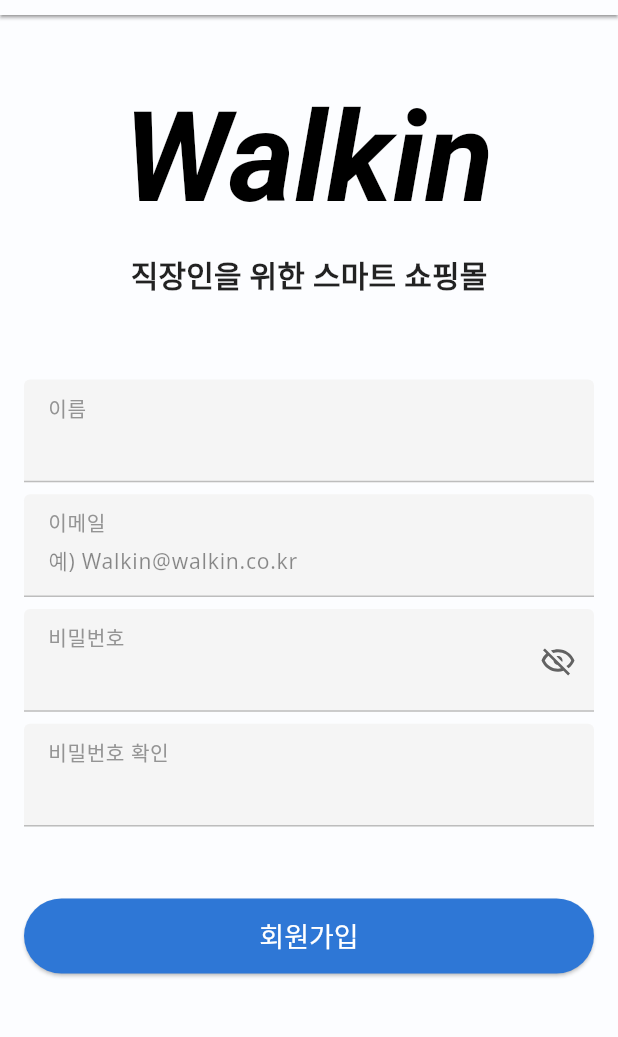
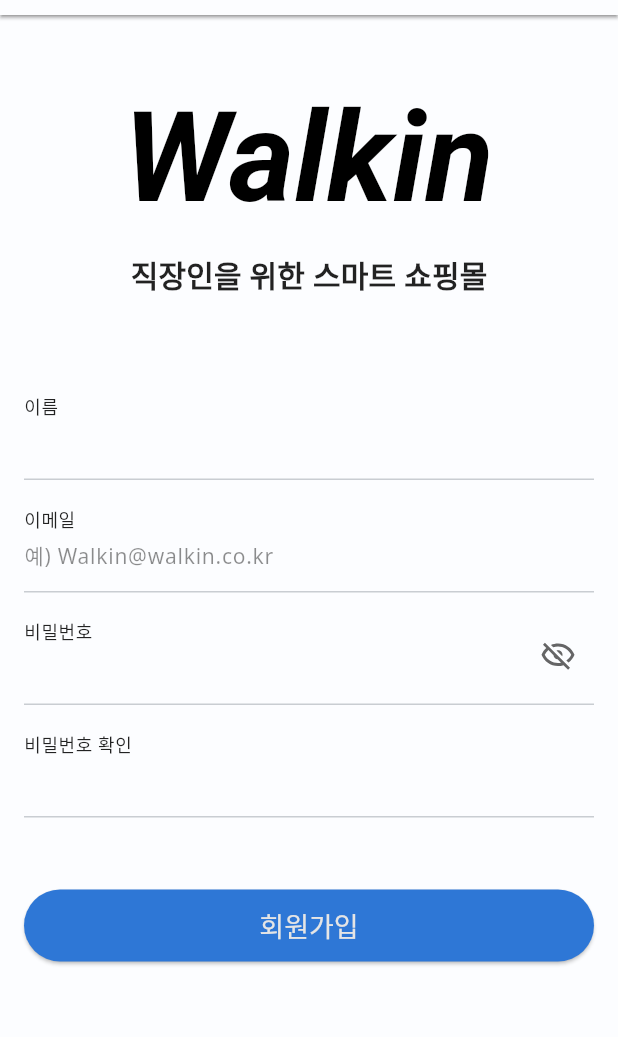
Before and after one commit to LIKELION-Android-Bootcamp-4th/AOS-04-officeShoppingMall, a Flutter app: the SignupScreen screen opened by its route, on a phone screen of 412 x 824 dp, the part 69-1106 px from its top. Run offline on Flutter 3.47's test engine with Material 3 defaults, Android fonts, the phone set to English and light mode, and no system bars; our stand-ins replace dio, flutter_bloc, flutter_svg, fluttertoast, google_fonts, pretty_dio_logger and 2 more; accounts and stored records are empty.

Commit message:
refactor: 회원가입폼 코드 최적화 및 공통 스타일 지정

```diff
--- a/lib/feature/auth/ui/signup_form.dart
+++ b/lib/feature/auth/ui/signup_form.dart
@@ -3,6 +3,7 @@ import 'package:flutter_svg/flutter_svg.dart';
 import 'package:fluttertoast/fluttertoast.dart';
 import 'package:office_shopping_mall/core/data/services/auth_service.dart';
 import 'package:office_shopping_mall/core/theme/app_colors.dart';
+import 'package:office_shopping_mall/core/theme/theme.dart';
 
 class SignUpForm extends StatefulWidget {
   SignUpForm({super.key});
@@ -102,23 +103,7 @@ class SignUpFormState extends State<SignUpForm> {
               controller: _nameController,
               keyboardType: TextInputType.text,
               textInputAction: TextInputAction.next,
-              decoration: InputDecoration(
-                contentPadding: EdgeInsets.symmetric(
-                  vertical: 12,
-                  horizontal: 12,
-                ),
-                enabledBorder: UnderlineInputBorder(
-                  borderSide: BorderSide(color: Colors.grey.shade400, width: 1),
-                ),
-                focusedBorder: UnderlineInputBorder(
-                  borderSide: BorderSide(
-                    color: Colors.grey.shade200,
-                    width: 1.5,
-                  ),
-                ),
-                floatingLabelBehavior: FloatingLabelBehavior.always,
-                labelText: "이름",
-              ),
+              decoration: buildInputDecoration(label: "이름"),
               validator: (value) {
                 if (_nameController.text.isEmpty) {
                   return "이름을 입력해주세요.";
@@ -133,23 +118,9 @@ class SignUpFormState extends State<SignUpForm> {
               controller: _emailController,
               keyboardType: TextInputType.emailAddress,
               textInputAction: TextInputAction.next,
-              decoration: InputDecoration(
-                contentPadding: EdgeInsets.symmetric(
-                  vertical: 12,
-                  horizontal: 12,
-                ),
-                enabledBorder: UnderlineInputBorder(
-                  borderSide: BorderSide(color: Colors.grey.shade400, width: 1),
-                ),
-                focusedBorder: UnderlineInputBorder(
-                  borderSide: BorderSide(
-                    color: Colors.grey.shade200,
-                    width: 1.5,
-                  ),
-                ),
-                floatingLabelBehavior: FloatingLabelBehavior.always,
-                labelText: "이메일",
-                hintText: "예) Walkin@walkin.co.kr",
+              decoration: buildInputDecoration(
+                label: "이메일",
+                hint: "예) Walkin@walkin.co.kr",
               ),
               validator: (value) {
                 if (_emailController.text.isEmpty) {
@@ -171,22 +142,8 @@ class SignUpFormState extends State<SignUpForm> {
               keyboardType: TextInputType.text,
               textInputAction: TextInputAction.done,
               obscureText: _showVisibleIcon,
-              decoration: InputDecoration(
-                contentPadding: EdgeInsets.symmetric(
-                  vertical: 12,
-                  horizontal: 12,
-                ),
-                enabledBorder: UnderlineInputBorder(
-                  borderSide: BorderSide(color: Colors.grey.shade400, width: 1),
-                ),
-                focusedBorder: UnderlineInputBorder(
-                  borderSide: BorderSide(
-                    color: Colors.grey.shade200,
-                    width: 1.5,
-                  ),
-                ),
-                floatingLabelBehavior: FloatingLabelBehavior.always,
-                labelText: "비밀번호",
+              decoration: buildInputDecoration(
+                label: "비밀번호",
                 suffixIcon: IconButton(
                   onPressed: _changeVisibilityIcon,
                   icon: SvgPicture.asset(
@@ -213,23 +170,7 @@ class SignUpFormState extends State<SignUpForm> {
               keyboardType: TextInputType.text,
               textInputAction: TextInputAction.done,
               obscureText: true,
-              decoration: InputDecoration(
-                contentPadding: EdgeInsets.symmetric(
-                  vertical: 12,
-                  horizontal: 12,
-                ),
-                enabledBorder: UnderlineInputBorder(
-                  borderSide: BorderSide(color: Colors.grey.shade400, width: 1),
-                ),
-                focusedBorder: UnderlineInputBorder(
-                  borderSide: BorderSide(
-                    color: Colors.grey.shade200,
-                    width: 1.5,
-                  ),
-                ),
-                floatingLabelBehavior: FloatingLabelBehavior.always,
-                labelText: "비밀번호 확인",
-              ),
+              decoration: buildInputDecoration(label: "비밀번호 확인"),
               validator: (value) {
                 if (_confirmPwController.text.isEmpty) {
                   return "비밀번호를 입력해주세요.";
@@ -246,17 +187,7 @@ class SignUpFormState extends State<SignUpForm> {
               onPressed: () {
                 _submitForm();
               },
-              child: Text(
-                "회원가입",
-                style: TextStyle(color: Colors.white, fontSize: 18),
-              ),
-              style: ElevatedButton.styleFrom(
-                minimumSize: Size.fromHeight(50),
-                backgroundColor: AppColors.primaryColor,
-                shape: RoundedRectangleBorder(
-                  borderRadius: BorderRadius.circular(32),
-                ),
-              ),
+              child: Text("회원가입"),
             ),
           ],
         ),
@@ -265,6 +196,37 @@ class SignUpFormState extends State<SignUpForm> {
   }
 }
 
+
+InputDecoration buildInputDecoration({
+  required String label,
+  String? hint,
+  Widget? suffixIcon,
+}) {
+  return InputDecoration(
+    filled: false,
+    labelText: label,
+    hintText: hint,
+    suffixIcon: suffixIcon,
+    floatingLabelBehavior: FloatingLabelBehavior.always,
+    labelStyle: appTextTheme().bodyMedium,
+    floatingLabelStyle: appTextTheme().bodyMedium,
+    contentPadding: EdgeInsets.symmetric(vertical: 12),
+    enabledBorder: UnderlineInputBorder(
+      borderSide: BorderSide(color: AppColors.gray200, width: 1),
+    ),
+    focusedBorder: UnderlineInputBorder(
+      borderSide: BorderSide(color: AppColors.gray400, width: 1.5),
+    ),
+    errorBorder: UnderlineInputBorder(
+      borderSide: BorderSide(color: AppColors.red600, width: 1),
+    ),
+    focusedErrorBorder: UnderlineInputBorder(
+      borderSide: BorderSide(color: appColorScheme().onError, width: 1.5),
+    ),
+  );
+}
+
+
 void showToast(String msg) {
   Fluttertoast.showToast(msg: msg, toastLength: Toast.LENGTH_SHORT);
 }
```
